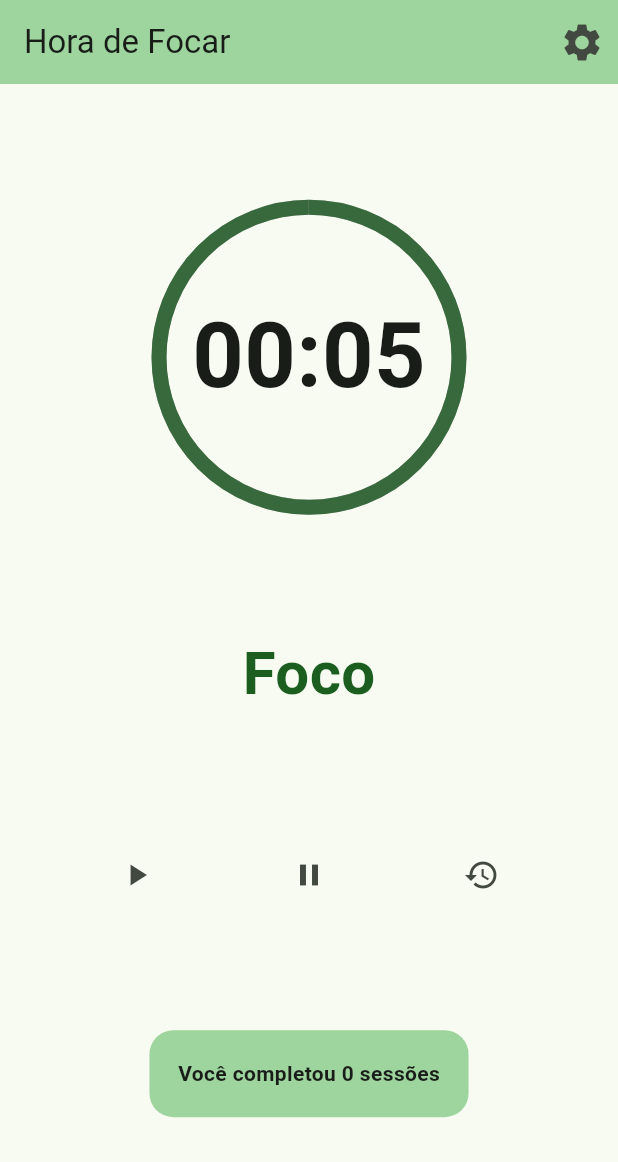
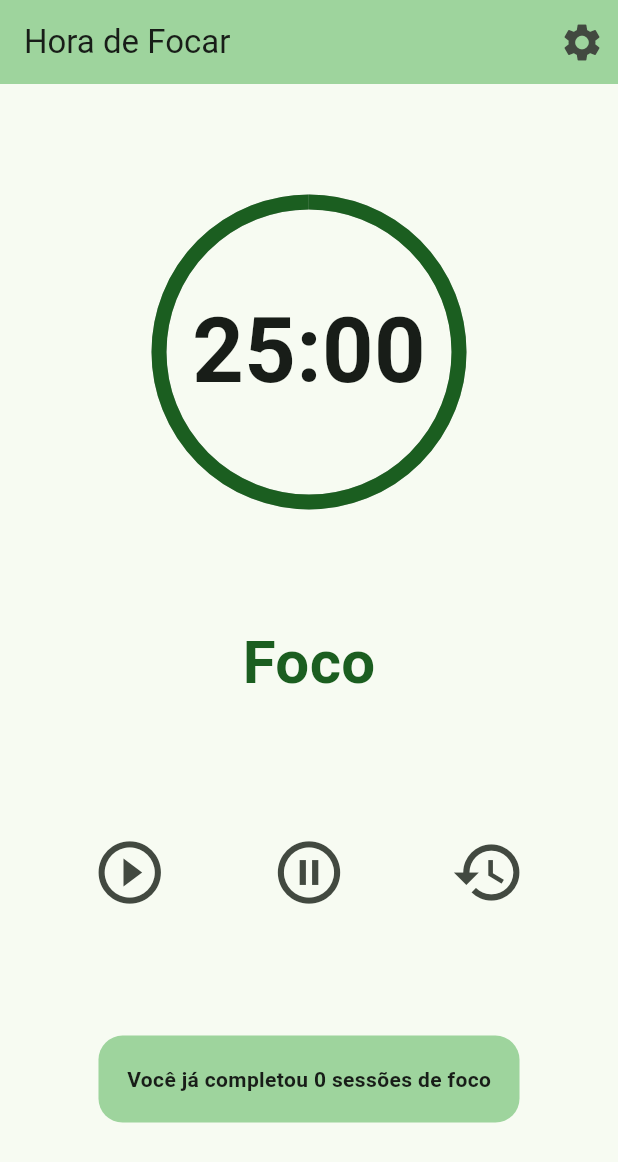
Before and after one commit to GregorySantos/pomodoro-app, a Flutter app: the screen it shows after launch, after a tap on the "restore" icon, on a phone screen of 412 x 824 dp. Shown: the top 1162 px of the screen. Run offline on Flutter 3.47's test engine with Material 3 defaults, Android fonts, the phone set to English and light mode, and no system bars; our stand-ins replace shared_preferences.

Commit message:
app majoritariamente funcional

```diff
--- a/pomodoro_app/lib/pomodoro.dart
+++ b/pomodoro_app/lib/pomodoro.dart
@@ -1,4 +1,5 @@
 import 'package:flutter/material.dart';
+import 'package:pomodoro_app/tela_config.dart';
 import 'package:shared_preferences/shared_preferences.dart';
 
 class TelaInicial extends StatefulWidget {
@@ -16,6 +17,9 @@ class _TelaInicialState extends State<TelaInicial>
   bool isPlaying = false;
   int _counter = 0;
   bool counterJaIncrementado = false;
+  bool isSessaoFoco = true;
+  late int tempoSessao = 25;
+  late int tempoDescanso = 5;
 
   String get countText {
     Duration count = controller.duration! * controller.value;
@@ -42,21 +46,94 @@ class _TelaInicialState extends State<TelaInicial>
     });
   }
 
+  Future<void> _carregarConfiguracoes() async {
+    SharedPreferences prefs = await SharedPreferences.getInstance();
+    setState(() {
+      tempoSessao = prefs.getInt('sessionDuration') ?? 25;
+      tempoDescanso = prefs.getInt('breakDuration') ?? 5;
+    });
+  }
+
+  Future<void> _salvarConfiguracoes() async {
+    SharedPreferences prefs = await SharedPreferences.getInstance();
+    await prefs.setInt('sessionDuration', tempoSessao);
+    await prefs.setInt('breakDuration', tempoDescanso);
+    setState(() {});
+  }
+
   void notify() {
     if ((countText == '00:00') && !counterJaIncrementado) {
-      _incrementCounter();
+      if (isSessaoFoco) {
+        _incrementCounter();
+      }
       counterJaIncrementado = true;
+      isSessaoFoco = !isSessaoFoco;
+      //_startTimer();
+      _restartTimer();
     } else if (countText != '00:00') {
       counterJaIncrementado = false;
     }
   }
 
+  Widget _buildTimerLabel() {
+    return AnimatedSwitcher(
+      duration: const Duration(milliseconds: 500),
+      child: isSessaoFoco
+          ? Text(
+              'Foco',
+              style: TextStyle(
+                color: Colors.green.shade900,
+                fontWeight: FontWeight.bold,
+                fontSize: 40,
+              ),
+            )
+          : Text(
+              'Descanso',
+              style: TextStyle(
+                color: Colors.blue.shade900,
+                fontWeight: FontWeight.bold,
+                fontSize: 40,
+              ),
+            ),
+    );
+  }
+
+  void _startTimer() {
+    setState(() {
+      if (isSessaoFoco) {
+        controller.duration = Duration(minutes: tempoSessao);
+      } else {
+        controller.duration = Duration(minutes: tempoDescanso);
+      }
+      controller.reverse(from: 1.0);
+      isPlaying = true;
+    });
+  }
+
+  void _restartTimer() {
+    setState(() {
+      if (isSessaoFoco) {
+        controller.duration = Duration(minutes: tempoSessao);
+      } else {
+        controller.duration = Duration(minutes: tempoDescanso);
+      }
+      controller.reset();
+      //_startTimer();
+    });
+  }
+
   @override
   void initState() {
     _leContador();
+    _carregarConfiguracoes().then((value) {
+      _restartTimer();
+    });
     super.initState();
-    controller =
-        AnimationController(vsync: this, duration: const Duration(seconds: 5));
+    controller = AnimationController(
+        vsync: this,
+        duration: isSessaoFoco
+            ? Duration(minutes: tempoSessao)
+            : Duration(seconds: tempoDescanso));
     controller.addListener(() {
       notify();
       if (controller.isAnimating) {
@@ -87,10 +164,28 @@ class _TelaInicialState extends State<TelaInicial>
         actions: [
           IconButton(
               onPressed: () {
+                if (controller.isAnimating) {
+                  controller.stop();
+                  setState(() {
+                    isPlaying = false;
+                  });
+                }
                 Navigator.push(
                     context,
                     MaterialPageRoute(
-                        builder: (context) => const TelaConfig()));
+                        builder: (context) => TelaConfig(
+                              tempoSessao: tempoSessao,
+                              tempoDescanso: tempoDescanso,
+                              onSave:
+                                  (int newTempoSessao, int newTempoDescanso) {
+                                setState(() {
+                                  tempoSessao = newTempoSessao;
+                                  tempoDescanso = newTempoDescanso;
+                                  _salvarConfiguracoes();
+                                });
+                                _restartTimer();
+                              },
+                            )));
               },
               icon: const Icon(
                 Icons.settings,
@@ -107,6 +202,9 @@ class _TelaInicialState extends State<TelaInicial>
                 width: 200,
                 height: 200,
                 child: CircularProgressIndicator(
+                  color: isSessaoFoco
+                      ? Colors.green.shade900
+                      : Colors.blue.shade900,
                   backgroundColor: Colors.grey.shade400,
                   value: progress,
                   strokeWidth: 10,
@@ -120,13 +218,7 @@ class _TelaInicialState extends State<TelaInicial>
               ),
             ]),
             SizedBox(
-              child: Text(
-                "Foco",
-                style: TextStyle(
-                    color: Colors.green.shade900,
-                    fontWeight: FontWeight.bold,
-                    fontSize: 40),
-              ),
+              child: _buildTimerLabel(),
             ),
             Row(
               mainAxisAlignment: MainAxisAlignment.spaceEvenly,
@@ -139,7 +231,10 @@ class _TelaInicialState extends State<TelaInicial>
                         isPlaying = true;
                       });
                     },
-                    icon: const Icon(Icons.play_arrow)),
+                    icon: const Icon(
+                      Icons.play_circle_outline,
+                      size: 50,
+                    )),
                 IconButton(
                     onPressed: () {
                       if (controller.isAnimating) {
@@ -149,7 +244,10 @@ class _TelaInicialState extends State<TelaInicial>
                         });
                       }
                     },
-                    icon: const Icon(Icons.pause)),
+                    icon: const Icon(
+                      Icons.pause_circle_outline,
+                      size: 50,
+                    )),
                 IconButton(
                     onPressed: () {
                       controller.reset();
@@ -157,7 +255,10 @@ class _TelaInicialState extends State<TelaInicial>
                         isPlaying = false;
                       });
                     },
-                    icon: const Icon(Icons.restore))
+                    icon: const Icon(
+                      Icons.restore,
+                      size: 50,
+                    ))
               ],
             ),
             Container(
@@ -170,7 +271,9 @@ class _TelaInicialState extends State<TelaInicial>
                         spreadRadius: 3)
                   ]),
               child: Text(
-                'Você completou $_counter sessões',
+                _counter == 1
+                    ? 'Você já completou $_counter sessão de foco'
+                    : 'Você já completou $_counter sessões de foco',
                 style: const TextStyle(fontWeight: FontWeight.bold),
               ),
             )
@@ -180,29 +283,3 @@ class _TelaInicialState extends State<TelaInicial>
     );
   }
 }
-
-class TelaConfig extends StatelessWidget {
-  const TelaConfig({super.key});
-
-  @override
-  Widget build(BuildContext context) {
-    return Scaffold(
-      appBar: AppBar(),
-      body: const Padding(
-        padding: EdgeInsets.all(15.0),
-        child: CustomScrollView(
-          scrollDirection: Axis.vertical,
-          slivers: [
-            SliverFillRemaining(
-              hasScrollBody: false,
-              child: Column(
-                mainAxisAlignment: MainAxisAlignment.spaceAround,
-                children: [],
-              ),
-            ),
-          ],
-        ),
-      ),
-    );
-  }
-}
```
Also changed, not shown: pomodoro_app/lib/tela_config.dart (added, +98 -0 lines).
